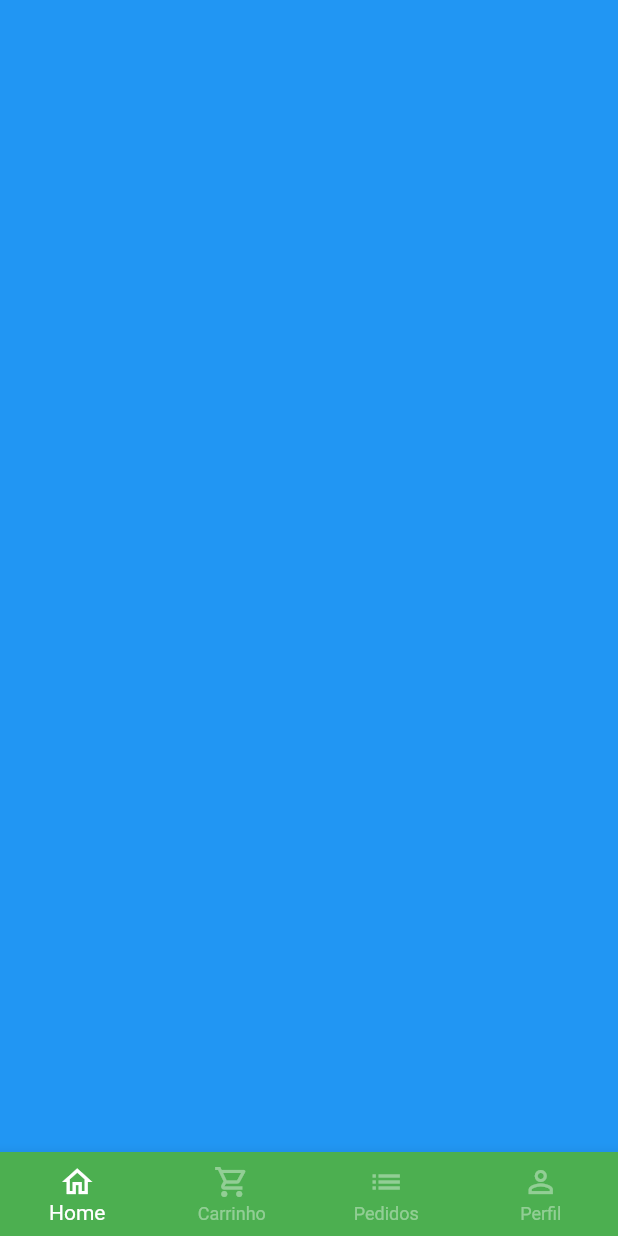
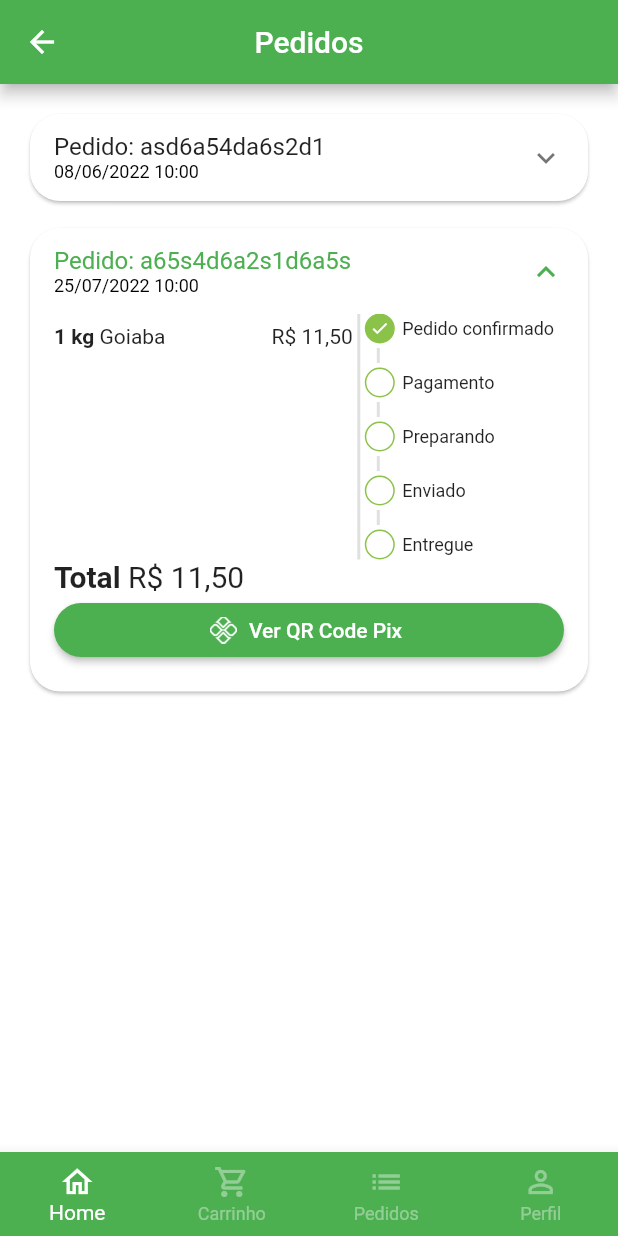
Before and after one commit to franciscpd/greengrocer, a Flutter app: the BaseScreen screen opened directly, swiped to page 3, on a phone screen of 412 x 824 dp. Run offline on Flutter 3.47's test engine with Material 2 defaults, Android fonts, the phone set to English and light mode, and no system bars; our stand-ins replace animated_text_kit, badges, mask_text_input_formatter, qr_flutter.

Commit message:
feat: add orders tab

```diff
--- a/lib/src/config/app_data.dart
+++ b/lib/src/config/app_data.dart
@@ -1,5 +1,6 @@
 import 'package:greengrocer/src/models/item_model.dart';
 import 'package:greengrocer/src/models/cart_item_model.dart';
+import 'package:greengrocer/src/models/order_model.dart';
 import 'package:greengrocer/src/models/user_model.dart';
 
 ItemModel apple = ItemModel(
@@ -88,3 +89,46 @@ UserModel user = UserModel(
   phone: '16 9 9632-4483',
   password: '123456',
 );
+
+List<OrderModel> orders = [
+  OrderModel(
+    copyAndPaste: 'q1w2e3r4t5y6',
+    createdDateTime: DateTime.parse(
+      '2022-06-08 10:00:10.458',
+    ),
+    overdueDateTime: DateTime.parse(
+      '2022-06-08 11:00:10.458',
+    ),
+    id: 'asd6a54da6s2d1',
+    status: 'refunded',
+    total: 11.0,
+    items: [
+      CartItemModel(
+        item: apple,
+        quantity: 2,
+      ),
+      CartItemModel(
+        item: mango,
+        quantity: 2,
+      ),
+    ],
+  ),
+  OrderModel(
+    copyAndPaste: 'q1w2e3r4t5y6',
+    createdDateTime: DateTime.parse(
+      '2022-07-25 10:00:10.458',
+    ),
+    overdueDateTime: DateTime.parse(
+      '2022-08-08 11:00:10.458',
+    ),
+    id: 'a65s4d6a2s1d6a5s',
+    status: 'pending_payment',
+    total: 11.5,
+    items: [
+      CartItemModel(
+        item: guava,
+        quantity: 1,
+      ),
+    ],
+  ),
+];
--- /dev/null
+++ b/lib/src/models/order_model.dart
@@ -0,0 +1,21 @@
+import 'package:greengrocer/src/models/cart_item_model.dart';
+
+class OrderModel {
+  String id;
+  DateTime createdDateTime;
+  DateTime overdueDateTime;
+  List<CartItemModel> items;
+  String status;
+  String copyAndPaste;
+  double total;
+
+  OrderModel({
+    required this.id,
+    required this.createdDateTime,
+    required this.overdueDateTime,
+    required this.items,
+    required this.status,
+    required this.copyAndPaste,
+    required this.total,
+  });
+}
--- a/lib/src/pages/base/base_screen.dart
+++ b/lib/src/pages/base/base_screen.dart
@@ -2,6 +2,7 @@ import 'package:flutter/material.dart';
 
 import 'package:greengrocer/src/pages/cart/cart_tab.dart';
 import 'package:greengrocer/src/pages/home/home_tab.dart';
+import 'package:greengrocer/src/pages/orders/orders_tab.dart';
 import 'package:greengrocer/src/pages/profile/profile_tab.dart';
 
 class BaseScreen extends StatefulWidget {
@@ -21,13 +22,11 @@ class _BaseScreenState extends State<BaseScreen> {
       body: PageView(
         controller: _pageController,
         physics: const NeverScrollableScrollPhysics(),
-        children: [
-          const HomeTab(),
-          const CartTab(),
-          Container(
-            color: Colors.blue,
-          ),
-          const ProfileTab(),
+        children: const [
+          HomeTab(),
+          CartTab(),
+          OrdersTab(),
+          ProfileTab(),
         ],
       ),
       bottomNavigationBar: BottomNavigationBar(
--- a/lib/src/pages/cart/cart_tab.dart
+++ b/lib/src/pages/cart/cart_tab.dart
@@ -4,6 +4,7 @@ import 'package:greengrocer/src/config/app_data.dart' as app_data;
 import 'package:greengrocer/src/config/custom_colors.dart';
 import 'package:greengrocer/src/models/cart_item_model.dart';
 import 'package:greengrocer/src/pages/cart/components/cart_tile.dart';
+import 'package:greengrocer/src/pages/common_widgets/payment_dialog.dart';
 import 'package:greengrocer/src/services/utils_services.dart';
 
 class CartTab extends StatefulWidget {
@@ -96,6 +97,17 @@ class _CartTabState extends State<CartTab> {
                     ),
                     onPressed: () async {
                       bool? result = await showOrderConfirmation();
+
+                      if (result ?? false) {
+                        showDialog(
+                          context: context,
+                          builder: (_) {
+                            return PaymentDialog(
+                              order: app_data.orders.first,
+                            );
+                          },
+                        );
+                      }
                     },
                     child: const Text(
                       'Concluir pedido',
--- /dev/null
+++ b/lib/src/pages/common_widgets/payment_dialog.dart
@@ -0,0 +1,99 @@
+import 'package:flutter/material.dart';
+
+import 'package:greengrocer/src/models/order_model.dart';
+import 'package:greengrocer/src/services/utils_services.dart';
+import 'package:qr_flutter/qr_flutter.dart';
+
+class PaymentDialog extends StatelessWidget {
+  final OrderModel order;
+  final UtilsServices _utilsServices = UtilsServices();
+
+  PaymentDialog({
+    Key? key,
+    required this.order,
+  }) : super(key: key);
+
+  @override
+  Widget build(BuildContext context) {
+    return Dialog(
+      shape: RoundedRectangleBorder(
+        borderRadius: BorderRadius.circular(20),
+      ),
+      child: Stack(
+        alignment: Alignment.center,
+        children: [
+          Padding(
+            padding: const EdgeInsets.all(8.0),
+            child: Column(
+              mainAxisSize: MainAxisSize.min,
+              children: [
+                // Title
+                const Padding(
+                  padding: EdgeInsets.symmetric(
+                    vertical: 10,
+                  ),
+                  child: Text(
+                    'Pagamento com Pix',
+                    style: TextStyle(
+                      fontWeight: FontWeight.bold,
+                      fontSize: 18,
+                    ),
+                  ),
+                ),
+                // QR Code
+                QrImage(
+                  data: order.copyAndPaste,
+                  version: QrVersions.auto,
+                  size: 200.0,
+                ),
+                Text(
+                  'Vencimento: ${_utilsServices.formatDateTime(order.overdueDateTime)}',
+                  style: const TextStyle(
+                    fontSize: 12,
+                  ),
+                ),
+                Text(
+                  'Total: ${_utilsServices.priceToCurrency(order.total)}',
+                  style: const TextStyle(
+                    fontSize: 17,
+                    fontWeight: FontWeight.bold,
+                  ),
+                ),
+                OutlinedButton.icon(
+                  style: OutlinedButton.styleFrom(
+                    shape: RoundedRectangleBorder(
+                      borderRadius: BorderRadius.circular(20),
+                    ),
+                    side: const BorderSide(
+                      width: 2,
+                      color: Colors.green,
+                    ),
+                  ),
+                  onPressed: () {},
+                  icon: const Icon(
+                    Icons.copy,
+                    size: 15,
+                  ),
+                  label: const Text('Copiar código Pix',
+                      style: TextStyle(
+                        fontSize: 13,
+                      )),
+                )
+              ],
+            ),
+          ),
+          Positioned(
+            top: 0,
+            right: 0,
+            child: IconButton(
+              onPressed: () {
+                Navigator.of(context).pop();
+              },
+              icon: const Icon(Icons.close),
+            ),
+          ),
+        ],
+      ),
+    );
+  }
+}
--- /dev/null
+++ b/lib/src/pages/orders/components/order_status_widget.dart
@@ -0,0 +1,141 @@
+import 'package:flutter/material.dart';
+import 'package:greengrocer/src/config/custom_colors.dart';
+
+class OrderStatusWidget extends StatelessWidget {
+  final String status;
+  final bool isOverdue;
+
+  final Map<String, int> allStatus = <String, int>{
+    'pending_payment': 0,
+    'refunded': 1,
+    'paid': 2,
+    'preparing_purchase': 3,
+    'shipping': 4,
+    'delivered': 5,
+  };
+
+  int get currentStatus => allStatus[status]!;
+
+  OrderStatusWidget({
+    Key? key,
+    required this.status,
+    required this.isOverdue,
+  }) : super(key: key);
+
+  @override
+  Widget build(BuildContext context) {
+    return Column(
+      crossAxisAlignment: CrossAxisAlignment.start,
+      children: [
+        const _StatusDot(
+          isActive: true,
+          title: 'Pedido confirmado',
+        ),
+        const _CustomDivider(),
+        if (currentStatus == 1) ...[
+          const _StatusDot(
+            isActive: true,
+            title: 'Pix estornado',
+            backgroundColor: Colors.orange,
+          ),
+        ] else if (isOverdue) ...[
+          const _StatusDot(
+            isActive: true,
+            title: 'Pagamento Pix vencido',
+            backgroundColor: Colors.red,
+          ),
+        ] else ...[
+          _StatusDot(
+            isActive: currentStatus >= 2,
+            title: 'Pagamento',
+          ),
+          const _CustomDivider(),
+          _StatusDot(
+            isActive: currentStatus >= 3,
+            title: 'Preparando',
+          ),
+          const _CustomDivider(),
+          _StatusDot(
+            isActive: currentStatus >= 4,
+            title: 'Enviado',
+          ),
+          const _CustomDivider(),
+          _StatusDot(
+            isActive: currentStatus == 5,
+            title: 'Entregue',
+          ),
+        ],
+      ],
+    );
+  }
+}
+
+class _CustomDivider extends StatelessWidget {
+  const _CustomDivider({Key? key}) : super(key: key);
+
+  @override
+  Widget build(BuildContext context) {
+    return Container(
+      margin: const EdgeInsets.symmetric(
+        horizontal: 8,
+        vertical: 3,
+      ),
+      height: 10,
+      width: 2,
+      color: Colors.grey.shade300,
+    );
+  }
+}
+
+class _StatusDot extends StatelessWidget {
+  final bool isActive;
+  final String title;
+  final Color? backgroundColor;
+
+  const _StatusDot({
+    Key? key,
+    required this.isActive,
+    required this.title,
+    this.backgroundColor,
+  }) : super(key: key);
+
+  @override
+  Widget build(BuildContext context) {
+    return Row(
+      children: [
+        Container(
+          alignment: Alignment.center,
+          height: 20,
+          width: 20,
+          decoration: BoxDecoration(
+            shape: BoxShape.circle,
+            border: Border.all(
+              color: backgroundColor ?? CustomColors.customSwatchColor,
+            ),
+            color: isActive
+                ? backgroundColor ?? CustomColors.customSwatchColor
+                : Colors.transparent,
+          ),
+          child: isActive
+              ? const Icon(
+                  Icons.check,
+                  color: Colors.white,
+                  size: 13,
+                )
+              : const SizedBox.shrink(),
+        ),
+        const SizedBox(
+          width: 5,
+        ),
+        Expanded(
+          child: Text(
+            title,
+            style: const TextStyle(
+              fontSize: 12,
+            ),
+          ),
+        ),
+      ],
+    );
+  }
+}
--- /dev/null
+++ b/lib/src/pages/orders/components/order_tile.dart
@@ -0,0 +1,169 @@
+import 'package:flutter/material.dart';
+
+import 'package:greengrocer/src/models/cart_item_model.dart';
+import 'package:greengrocer/src/models/order_model.dart';
+import 'package:greengrocer/src/pages/common_widgets/payment_dialog.dart';
+import 'package:greengrocer/src/pages/orders/components/order_status_widget.dart';
+import 'package:greengrocer/src/services/utils_services.dart';
+
+class OrderTile extends StatelessWidget {
+  final OrderModel order;
+  final UtilsServices _utilsServices = UtilsServices();
+
+  OrderTile({
+    Key? key,
+    required this.order,
+  }) : super(key: key);
+
+  @override
+  Widget build(BuildContext context) {
+    return Card(
+      elevation: 1,
+      shape: RoundedRectangleBorder(
+        borderRadius: BorderRadius.circular(20),
+      ),
+      child: Theme(
+        data: Theme.of(context).copyWith(
+          dividerColor: Colors.transparent,
+        ),
+        child: ExpansionTile(
+          initiallyExpanded: order.status == 'pending_payment',
+          title: Column(
+            crossAxisAlignment: CrossAxisAlignment.start,
+            mainAxisSize: MainAxisSize.min,
+            children: [
+              Text('Pedido: ${order.id}'),
+              Text(
+                _utilsServices.formatDateTime(order.createdDateTime),
+                style: const TextStyle(
+                  fontSize: 12,
+                  color: Colors.black,
+                ),
+              ),
+            ],
+          ),
+          childrenPadding: const EdgeInsets.fromLTRB(16, 0, 16, 16),
+          expandedCrossAxisAlignment: CrossAxisAlignment.stretch,
+          children: [
+            // Order
+            IntrinsicHeight(
+              child: Row(
+                children: [
+                  // List items
+                  Expanded(
+                    flex: 3,
+                    child: SizedBox(
+                      height: 150,
+                      child: ListView(
+                        children: order.items.map((orderItem) {
+                          return _OrderItemWidget(
+                            utilsServices: _utilsServices,
+                            orderItem: orderItem,
+                          );
+                        }).toList(),
+                      ),
+                    ),
+                  ),
+                  // Divider
+                  VerticalDivider(
+                    color: Colors.grey.shade300,
+                    thickness: 2,
+                    width: 8,
+                  ),
+                  // Status
+                  Expanded(
+                    flex: 2,
+                    child: OrderStatusWidget(
+                      status: order.status,
+                      isOverdue: order.overdueDateTime.isBefore(DateTime.now()),
+                    ),
+                  ),
+                ],
+              ),
+            ),
+            // Total
+            Text.rich(
+              TextSpan(
+                style: const TextStyle(
+                  fontSize: 20,
+                ),
+                children: [
+                  const TextSpan(
+                    text: 'Total ',
+                    style: TextStyle(
+                      fontWeight: FontWeight.bold,
+                    ),
+                  ),
+                  TextSpan(
+                    text: _utilsServices.priceToCurrency(order.total),
+                  ),
+                ],
+              ),
+            ),
+            // Payment
+            Visibility(
+              visible: order.status == 'pending_payment',
+              child: ElevatedButton.icon(
+                style: ElevatedButton.styleFrom(
+                  shape: RoundedRectangleBorder(
+                    borderRadius: BorderRadius.circular(20),
+                  ),
+                ),
+                onPressed: () {
+                  showDialog(
+                    context: context,
+                    builder: (_) {
+                      return PaymentDialog(
+                        order: order,
+                      );
+                    },
+                  );
+                },
+                icon: Image.asset(
+                  'assets/app_images/pix.png',
+                  height: 18,
+                ),
+                label: const Text('Ver QR Code Pix'),
+              ),
+            ),
+          ],
+        ),
+      ),
+    );
+  }
+}
+
+class _OrderItemWidget extends StatelessWidget {
+  const _OrderItemWidget({
+    Key? key,
+    required UtilsServices utilsServices,
+    required this.orderItem,
+  })  : _utilsServices = utilsServices,
+        super(key: key);
+
+  final UtilsServices _utilsServices;
+  final CartItemModel orderItem;
+
+  @override
+  Widget build(BuildContext context) {
+    return Padding(
+      padding: const EdgeInsets.only(
+        bottom: 5,
+      ),
+      child: Row(
+        children: [
+          Text(
+            '${orderItem.quantity} ${orderItem.item.unit} ',
+            style: const TextStyle(
+              fontWeight: FontWeight.bold,
+            ),
+          ),
+          Expanded(
+            child: Text(orderItem.item.itemName),
+          ),
+          Text(_utilsServices.priceToCurrency(orderItem.totalPrice())),
+        ],
+      ),
+    );
+  }
+}
--- /dev/null
+++ b/lib/src/pages/orders/orders_tab.dart
@@ -0,0 +1,32 @@
+import 'package:flutter/material.dart';
+
+import 'package:greengrocer/src/config/app_data.dart' as app_data;
+import 'package:greengrocer/src/models/order_model.dart';
+import 'package:greengrocer/src/pages/orders/components/order_tile.dart';
+
+class OrdersTab extends StatelessWidget {
+  const OrdersTab({Key? key}) : super(key: key);
+
+  @override
+  Widget build(BuildContext context) {
+    return Scaffold(
+      appBar: AppBar(
+        title: const Text('Pedidos'),
+        centerTitle: true,
+      ),
+      body: ListView.separated(
+        padding: const EdgeInsets.all(16),
+        physics: const BouncingScrollPhysics(),
+        itemBuilder: (_, index) {
+          OrderModel order = app_data.orders[index];
+
+          return OrderTile(
+            order: order,
+          );
+        },
+        separatorBuilder: (_, index) => const SizedBox(height: 10),
+        itemCount: app_data.orders.length,
+      ),
+    );
+  }
+}
--- a/lib/src/services/utils_services.dart
+++ b/lib/src/services/utils_services.dart
@@ -1,4 +1,5 @@
 import 'package:intl/intl.dart';
+import 'package:intl/date_symbol_data_local.dart';
 
 class UtilsServices {
   String priceToCurrency(double price) {
@@ -8,4 +9,12 @@ class UtilsServices {
 
     return numberFormat.format(price);
   }
+
+  String formatDateTime(DateTime dateTime) {
+    initializeDateFormatting();
+
+    DateFormat dateFormat = DateFormat.yMd('pt_BR').add_Hm();
+
+    return dateFormat.format(dateTime);
+  }
 }
--- a/pubspec.yaml
+++ b/pubspec.yaml
@@ -37,6 +37,7 @@ dependencies:
   mask_text_input_formatter: ^2.3.0
   badges: ^2.0.3
   intl: ^0.17.0
+  qr_flutter: ^4.0.0
 
 dev_dependencies:
   flutter_test:
@@ -62,6 +63,7 @@ flutter:
   # To add assets to your application, add an assets section, like this:
   assets:
     - assets/fruits/
+    - assets/app_images/
 
   # An image asset can refer to one or more resolution-specific "variants", see
   # https://flutter.dev/assets-and-images/#resolution-aware
```
Also changed, not shown: assets/app_images/pix.png (added), pubspec.lock.
